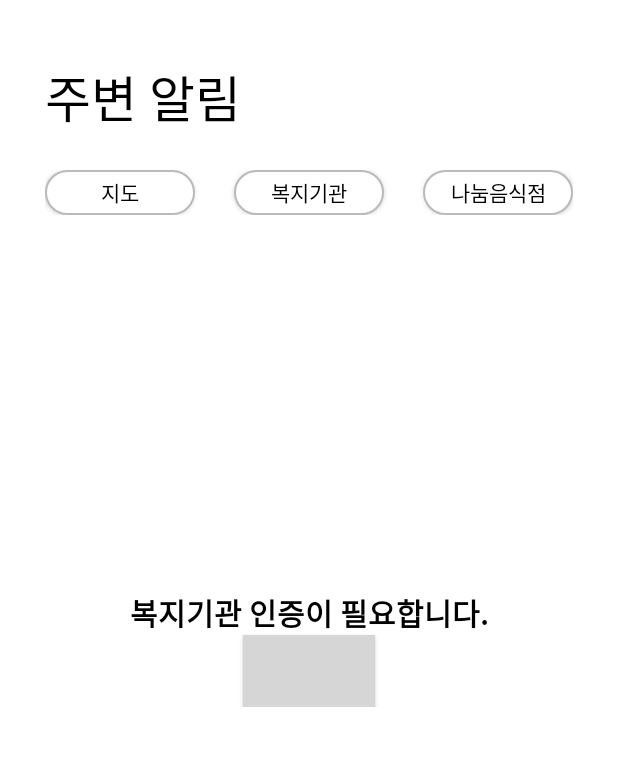
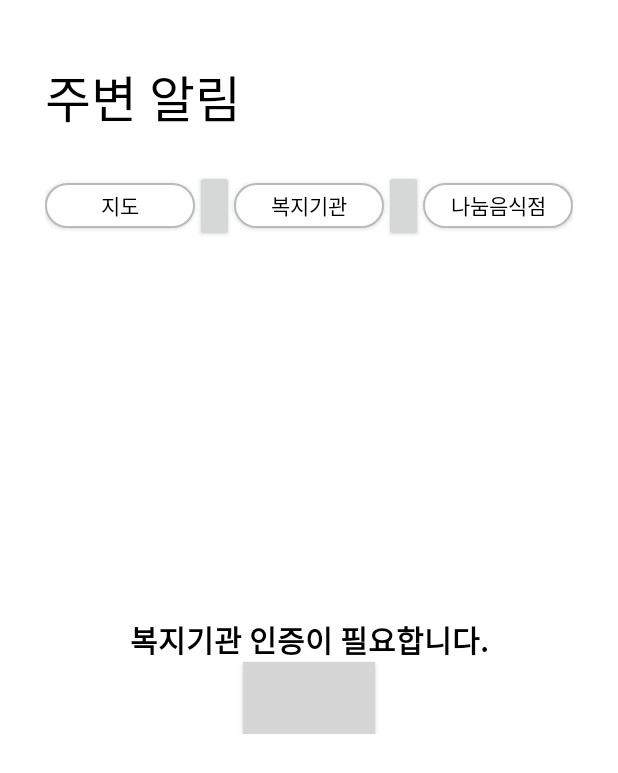
Before and after one commit to Dev-SaTu/KBSC-2022, an Android app: the layout activity_notify_map.xml on its own in the app's theme, with its tools: preview values and no code run, on a phone screen of 412 x 824 dp. Shown: the top 773 px of the screen. Run offline under Robolectric (Android 15) with nearby library versions, the phone set to English and light mode, and no system bars; grey boxes are pictures that could not be loaded.

Commit message:
PROJECT INIT

```diff
--- a/MyApplication/app/src/main/res/layout/activity_notify_map.xml
+++ b/MyApplication/app/src/main/res/layout/activity_notify_map.xml
@@ -46,7 +46,9 @@
                     android:minHeight="0dp"
                     android:text="지도"
                     android:textColor="@color/black"></android.widget.Button>
-                <Space
+
+                <android.widget.Button
+                    android:id="@+id/store"
                     android:layout_width="wrap_content"
                     android:layout_height="wrap_content"
                     android:layout_weight="1"/>
@@ -62,7 +64,9 @@
                     android:minHeight="0dp"
                     android:text="복지기관"
                     android:textColor="@color/black"></android.widget.Button>
-                <Space
+
+                <android.widget.Button
+                    android:id="@+id/welfare"
                     android:layout_width="wrap_content"
                     android:layout_height="wrap_content"
                     android:layout_weight="1"/>
```
